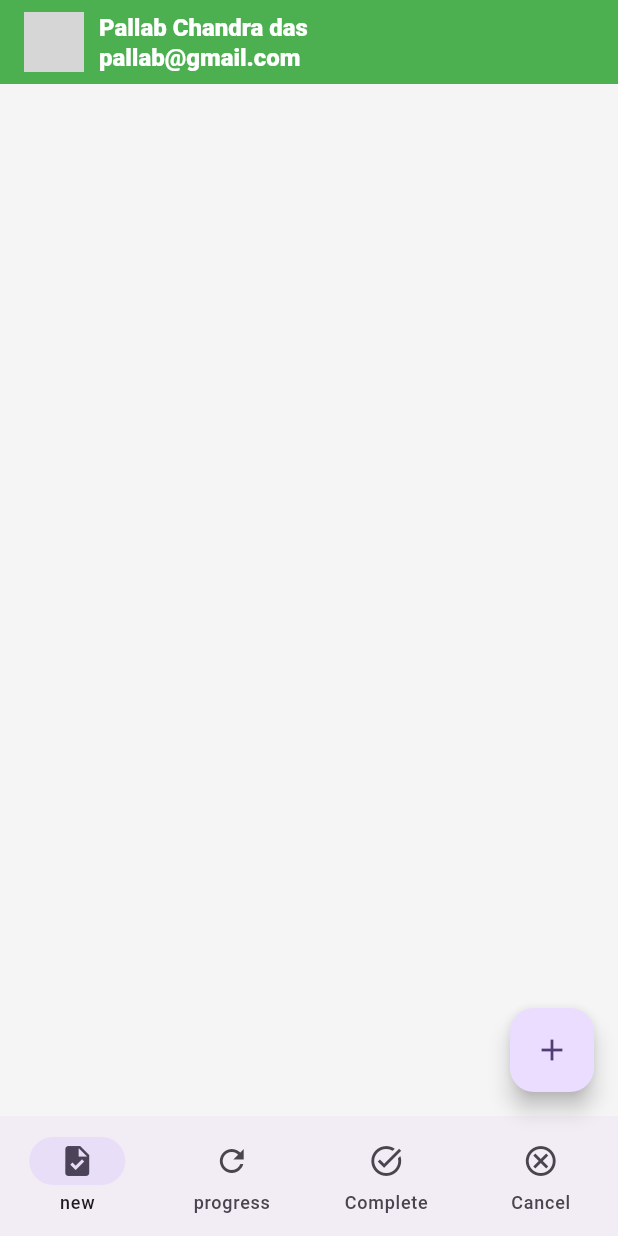
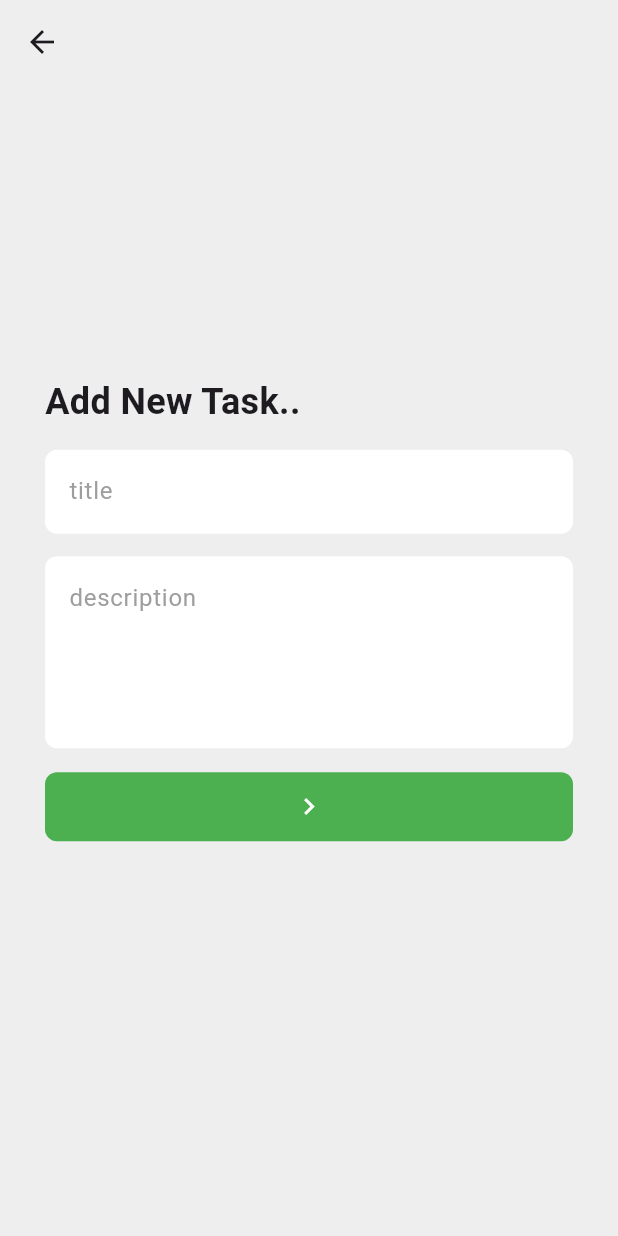
Before and after one commit to pallab56/OstadCourseClassTodo, a Flutter app: the MainNavScreen screen opened directly, after a tap on the "add" icon, on a phone screen of 412 x 824 dp. Run offline on Flutter 3.47's test engine with Material 3 defaults, Android fonts, the phone set to English and light mode, and no system bars; our stand-ins replace flutter_svg, shared_preferences; accounts and stored records are empty; network calls fail; grey boxes are pictures that could not be loaded.

Commit message:
create task implemented

```diff
--- /dev/null
+++ b/lib/screens/add_task_screen.dart
@@ -0,0 +1,79 @@
+import 'package:classtodoapp/models/api_response.dart';
+import 'package:classtodoapp/screens/main_nav_screen.dart';
+import 'package:classtodoapp/service/api_caller.dart';
+import 'package:classtodoapp/utils/app_url.dart';
+import 'package:classtodoapp/widgets/text_field.dart';
+import 'package:flutter/material.dart';
+
+class AddTaskScreen extends StatefulWidget {
+  const AddTaskScreen({super.key});
+
+  @override
+  State<AddTaskScreen> createState() => _AddTaskScreenState();
+}
+
+class _AddTaskScreenState extends State<AddTaskScreen> {
+  final TextEditingController titleController = TextEditingController();
+  final TextEditingController descController = TextEditingController();
+  final _formkey = GlobalKey<FormState>();
+
+  Future<void> createTask(String title, String description) async {
+    ApiResponse response = await ApiCaller.postRequest(
+      url: AppUrl.createTaskUrl,
+      body: {"title": title, "description": description, "status": "New"},
+    );
+
+    if (response.isScuccess) {
+      Navigator.pushReplacement(
+        context,
+        MaterialPageRoute(builder: (context) => MainNavScreen()),
+      );
+    } else {
+      ScaffoldMessenger.of(context)
+          .showSnackBar(SnackBar(content: Text(response.responseData)));
+    }
+  }
+
+  @override
+  Widget build(BuildContext context) {
+    return Scaffold(
+      backgroundColor: Colors.grey.shade200,
+      appBar: AppBar(backgroundColor: Colors.transparent),
+      body: Padding(
+        padding: const EdgeInsets.all(30.0),
+        child: Column(
+          crossAxisAlignment: CrossAxisAlignment.start,
+          children: [
+            Form(
+              child: Column(
+                crossAxisAlignment: CrossAxisAlignment.start,
+                children: [
+                  SizedBox(height: MediaQuery.sizeOf(context).height * .2),
+                  Text(
+                    "Add New Task..",
+                    style: TextStyle(fontSize: 24, fontWeight: FontWeight.w600),
+                  ),
+                  SizedBox(height: 15),
+                  InputField(hintText: 'title', controller: titleController),
+                  SizedBox(height: 15),
+                  TextFormField(
+                    controller: descController,
+                    maxLines: 4,
+                    decoration: InputDecoration(hintText: 'description'),
+                  ),
+                  SizedBox(height: 15),
+                  FilledButton(
+                    onPressed: () {
+                      createTask(titleController.text, descController.text);
+                    },
+                    child: Icon(Icons.navigate_next_outlined, size: 22),
+                  ),
+                ],
+              ),
+            ),
+          ],
+        ),
+      ),
+    );
+  }
+}
--- a/lib/screens/main_nav_screen.dart
+++ b/lib/screens/main_nav_screen.dart
@@ -1,3 +1,4 @@
+import 'package:classtodoapp/screens/add_task_screen.dart';
 import 'package:classtodoapp/screens/cancel_task_screen.dart';
 import 'package:classtodoapp/screens/complete_task_screen.dart';
 import 'package:classtodoapp/screens/new_task_screen.dart';
@@ -19,6 +20,7 @@ class _MainNavScreenState extends State<MainNavScreen> {
     CompleteTaskScreen(),
     CancelTaskScreen(),
   ];
+
   @override
   Widget build(BuildContext context) {
     return Scaffold(
@@ -26,49 +28,49 @@ class _MainNavScreenState extends State<MainNavScreen> {
         backgroundColor: Colors.green,
         title: Row(
           children: [
-            CircleAvatar(backgroundImage: NetworkImage('https://plus.unsplash.com/premium_photo-1689568126014-06fea9d5d341?fm=jpg&q=60&w=3000&auto=format&fit=crop&ixlib=rb-4.1.0&ixid=M3wxMjA3fDB8MHxzZWFyY2h8MXx8cHJvZmlsZXxlbnwwfHwwfHx8MA%3D%3D')),
+            CircleAvatar(
+              backgroundImage: NetworkImage(
+                'https://plus.unsplash.com/premium_photo-1689568126014-06fea9d5d341?fm=jpg&q=60&w=3000&auto=format&fit=crop&ixlib=rb-4.1.0&ixid=M3wxMjA3fDB8MHxzZWFyY2h8MXx8cHJvZmlsZXxlbnwwfHwwfHx8MA%3D%3D',
+              ),
+            ),
 
-            SizedBox(width: 10,),
+            SizedBox(width: 10),
             Column(
               crossAxisAlignment: CrossAxisAlignment.start,
               children: [
-                Text('Pallab Chandra das',
-                style: TextStyle(
-                  color: Colors.white,
-                  fontSize: 16,
+                Text(
+                  'Pallab Chandra das',
+                  style: TextStyle(color: Colors.white, fontSize: 16),
                 ),
+                Text(
+                  'pallab@gmail.com',
+                  style: TextStyle(color: Colors.white, fontSize: 16),
                 ),
-                Text('pallab@gmail.com',
-                style: TextStyle(
-                  color: Colors.white,
-                  fontSize: 16,
-                ),),
               ],
             ),
-
-
           ],
         ),
       ),
 
       body: screens[selectedIndex],
-      floatingActionButton: FloatingActionButton(onPressed:(){},
-      child:Icon(Icons.add),
+      floatingActionButton: FloatingActionButton(
+        onPressed: () {
+          Navigator.push(
+            context,
+            MaterialPageRoute(builder: (context) => AddTaskScreen()),
+          );
+        },
+        child: Icon(Icons.add),
       ),
       bottomNavigationBar: NavigationBar(
         onDestinationSelected: (int index) {
           selectedIndex = index;
-          setState(() {
-
-          });
+          setState(() {});
         },
 
         selectedIndex: selectedIndex,
         destinations: [
-          NavigationDestination(
-            icon: Icon(Icons.task),
-            label: 'new',
-          ),
+          NavigationDestination(icon: Icon(Icons.task), label: 'new'),
           NavigationDestination(
             icon: Icon(Icons.refresh_outlined),
             label: 'progress',
```
Also changed, not shown: lib/models/create_task_model.dart (deleted).
